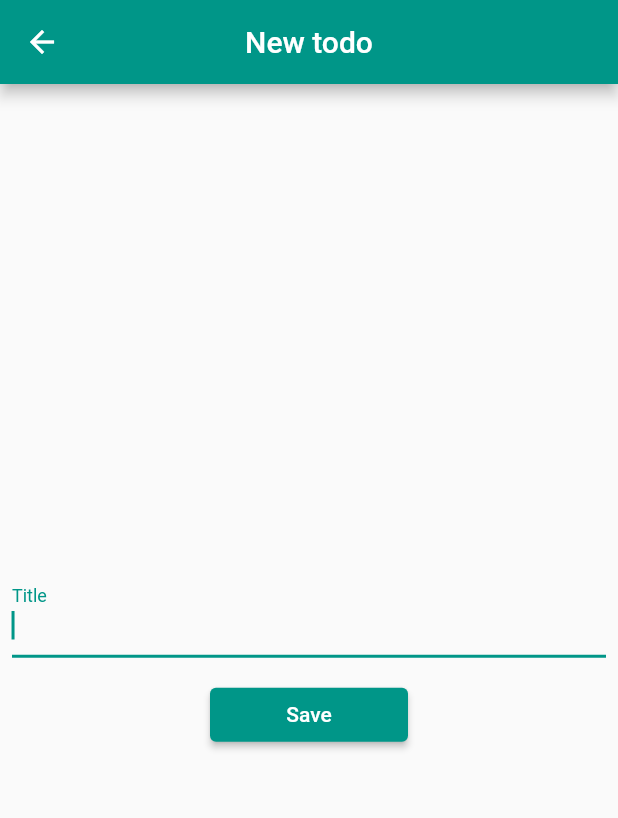
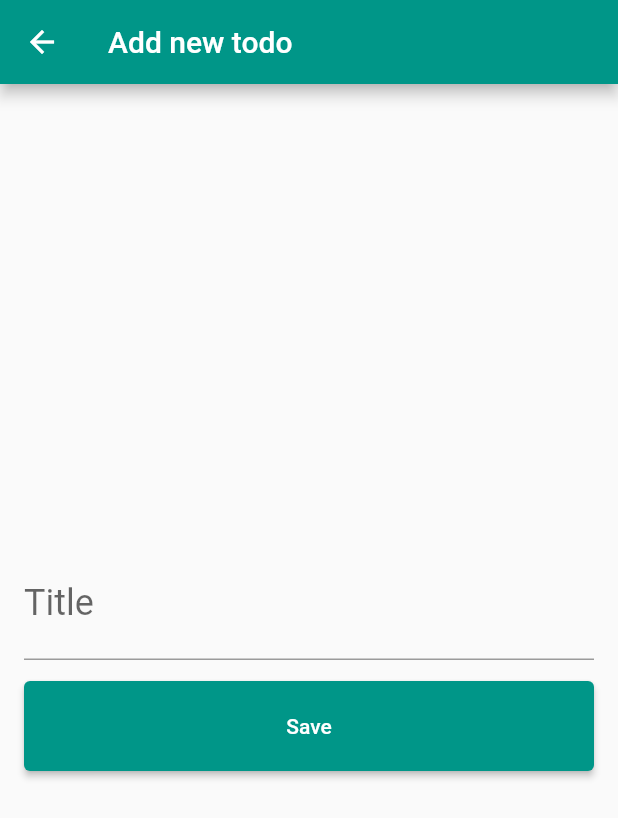
Before and after one commit to SoumyaCMC/todo_app, a Flutter app: the NewTodoView screen opened directly, on a phone screen of 412 x 824 dp. Shown: the top 818 px of the screen. Run offline on Flutter 3.47's test engine with Material 2 defaults, Android fonts, the phone set to English and light mode, and no system bars; our stand-ins replace shared_preferences; accounts and stored records are empty.

Commit message:
Refractored codebase

```diff
--- a/lib/models/todo.dart
+++ b/lib/models/todo.dart
@@ -2,16 +2,13 @@ class Todo {
   String title;
   bool completed;
 
-  Todo({
-    this.title,
-    this.completed = false,
-  });
+  Todo({this.title, this.completed = false});
 
-  Todo.fromMap(Map map) :
-        this.title = map['title'],
+  Todo.fromMap(Map map)
+      : this.title = map['title'],
         this.completed = map['completed'];
 
-  Map toMap(){
+  Map toMap() {
     return {
       'title': this.title,
       'completed': this.completed,
--- a/lib/screens/new_todo.dart
+++ b/lib/screens/new_todo.dart
@@ -3,9 +3,7 @@ import '../models/todo.dart';
 
 class NewTodoView extends StatefulWidget {
   final Todo item;
-
-  NewTodoView({ this.item });
-
+  NewTodoView({this.item});
   @override
   _NewTodoViewState createState() => _NewTodoViewState();
 }
@@ -15,42 +13,44 @@ class _NewTodoViewState extends State<NewTodoView> {
 
   @override
   void initState() {
+    titleController = new TextEditingController(
+        text: widget.item != null ? widget.item.title : null);
     super.initState();
-    titleController = new TextEditingController(
-        text: widget.item != null ? widget.item.title : null
-    );
   }
+
+  void submit() => Navigator.of(context).pop(titleController.text);
 
   @override
   Widget build(BuildContext context) {
     return Scaffold(
       appBar: AppBar(
         title: Text(
-          widget.item != null ? 'Edit todo' : 'New todo',
+          widget.item != null ? 'Edit Tasks' : 'Add new todo',
           key: Key('new-item-title'),
         ),
-        centerTitle: true,
       ),
       body: Padding(
-        padding: const EdgeInsets.all(8.0),
+        padding: const EdgeInsets.all(16.0),
         child: Column(
           mainAxisAlignment: MainAxisAlignment.center,
           children: <Widget>[
             TextField(
+              style: TextStyle(fontSize: 24),
               controller: titleController,
-              autofocus: true,
               onSubmitted: (value) => submit(),
               decoration: InputDecoration(labelText: 'Title'),
             ),
-            SizedBox(height: 14.0,),
+            SizedBox(
+              height: 14.0,
+            ),
             ElevatedButton(
               child: Container(
-                width: 100,
-                child: Text(
-                  'Save',
-                  textAlign: TextAlign.center,
-                  style: TextStyle(
-                      color: Colors.white
+                width: double.infinity,
+                height: 60,
+                child: Center(
+                  child: Text(
+                    'Save',
+                    style: TextStyle(color: Colors.white),
                   ),
                 ),
               ),
@@ -61,8 +61,4 @@ class _NewTodoViewState extends State<NewTodoView> {
       ),
     );
   }
-
-  void submit(){
-    Navigator.of(context).pop(titleController.text);
-  }
 }
```
Also changed, not shown: lib/main.dart (+2 -160 lines), lib/screens/homeView.dart (added, +168 -0 lines), pubspec.yaml (+4 -7 lines), pubspec.lock, 1 other file.
